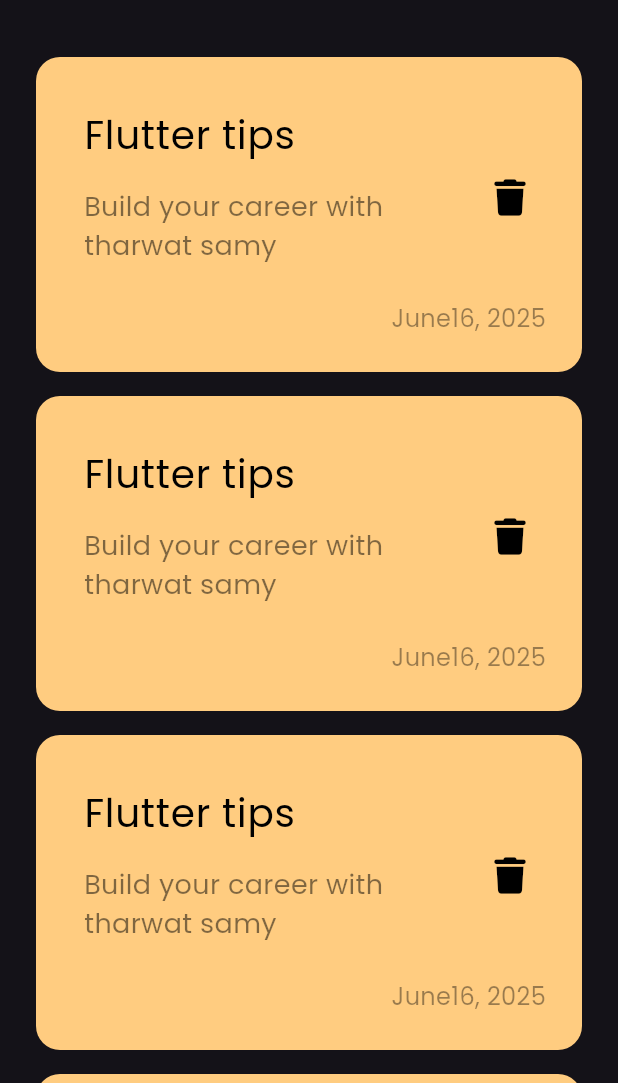
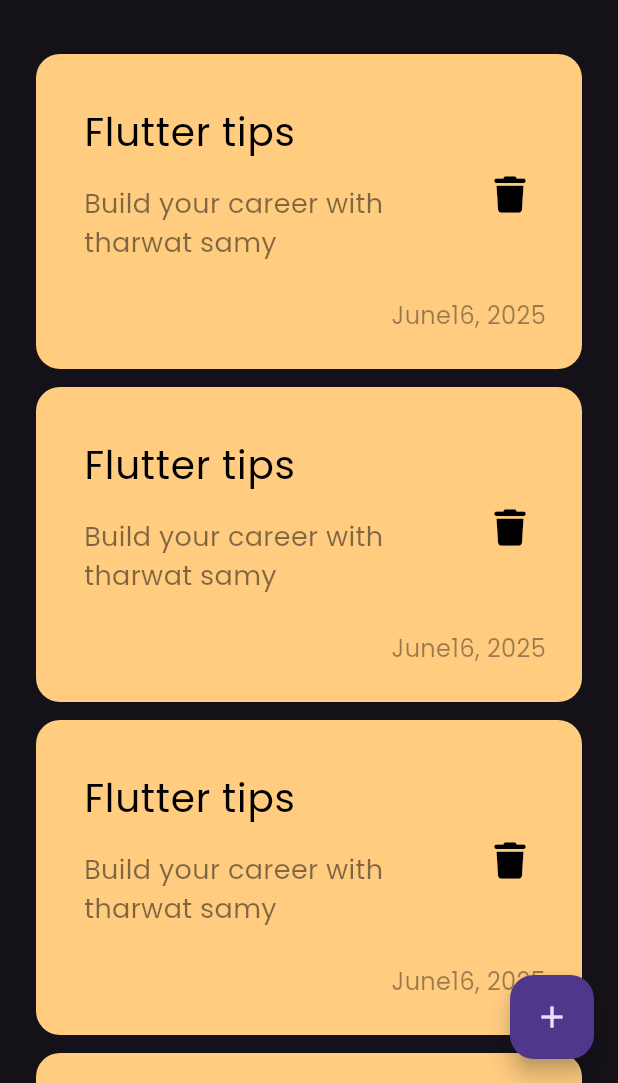
Before and after one commit to AbdullahCod3/notes_app, a Flutter app: the screen it shows after launch, on a phone screen of 412 x 824 dp, the part 153-1236 px from its top. Run offline on Flutter 3.47's test engine with Material 3 defaults, Android fonts, the phone set to English and light mode, and no system bars; our stand-ins replace font_awesome_flutter.

Commit message:
add floating action button

```diff
--- a/lib/views/notes_view.dart
+++ b/lib/views/notes_view.dart
@@ -7,6 +7,10 @@ class NotesView extends StatelessWidget {
   @override
   Widget build(BuildContext context) {
     return Scaffold(
+      floatingActionButton: FloatingActionButton(
+        onPressed: () {},
+        child: Icon(Icons.add),
+      ),
       body: NotesViewBody(),
     );
   }
--- a/lib/views/widgets/notes_list_view.dart
+++ b/lib/views/widgets/notes_list_view.dart
@@ -9,7 +9,7 @@ class NotesListView extends StatelessWidget {
     return ListView.builder(
       itemBuilder: (context, index) {
         return Padding(
-          padding: const EdgeInsets.symmetric(vertical: 8.0),
+          padding: const EdgeInsets.symmetric(vertical: 6.0),
           child: const NotesItem(),
         );
       },
```
Also changed, not shown: lib/main.dart (+3 -6 lines).
